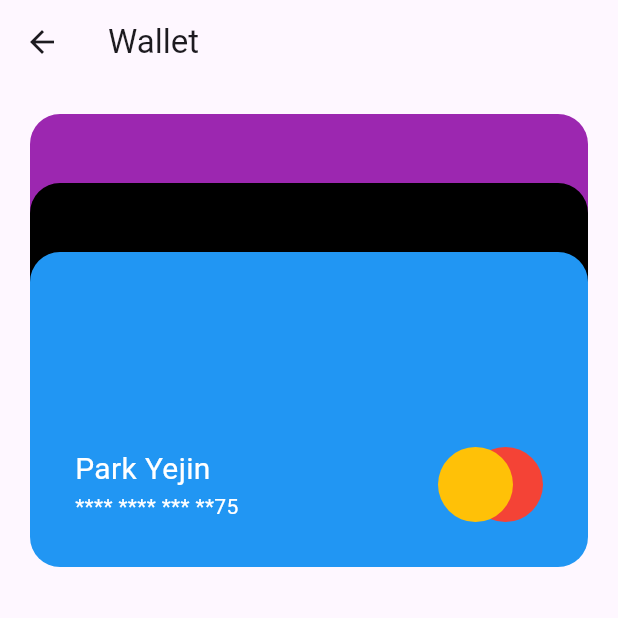
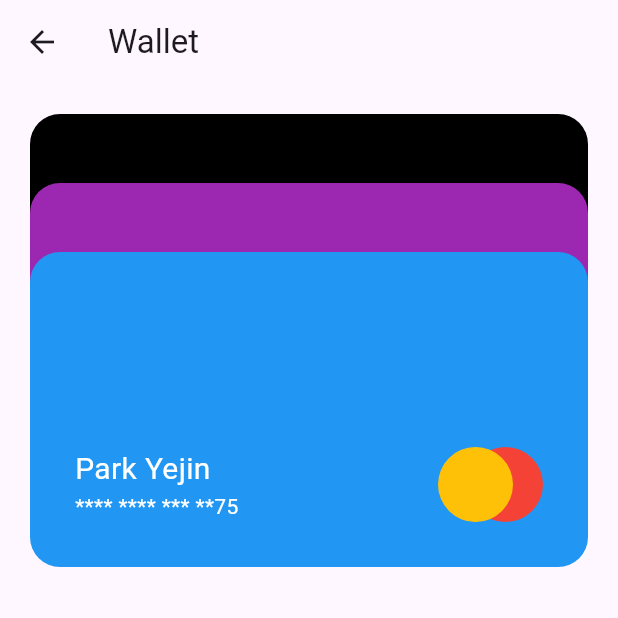
Before and after one commit to altese/study, a Flutter app: the WalletScreen screen opened directly, on a phone screen of 412 x 824 dp, the top half of it. Run offline on Flutter 3.47's test engine with Material 2 defaults, Android fonts, the phone set to English and light mode, and no system bars; drawn by our look-alikes of flutter_animate; network calls fail.

```diff
--- a/flutter_animations_masterclass/lib/screens/implicit_animations_screen.dart
+++ b/flutter_animations_masterclass/lib/screens/implicit_animations_screen.dart
@@ -19,8 +19,6 @@ class _ImplicitAnimationsScreenState extends State<ImplicitAnimationsScreen> {
 
   @override
   Widget build(BuildContext context) {
-    final size = MediaQuery.of(context).size;
-
     return Scaffold(
       appBar: AppBar(title: const Text('Implicit Animations')),
       body: Center(
--- a/flutter_animations_masterclass/lib/screens/wallet_screen.dart
+++ b/flutter_animations_masterclass/lib/screens/wallet_screen.dart
@@ -7,6 +7,8 @@ class WalletScreen extends StatefulWidget {
   @override
   State<WalletScreen> createState() => _WalletScreenState();
 }
+
+List<Color> bgColors = [Colors.black, Colors.purple, Colors.blue];
 
 class _WalletScreenState extends State<WalletScreen> {
   bool _isExpanded = false;
@@ -44,28 +46,33 @@ class _WalletScreenState extends State<WalletScreen> {
           onTap: _onExpand,
           child: Column(
             children: [
-              CreditCard(bgColor: Colors.purple, isExpanded: _isExpanded)
+              for (var index in [0, 1, 2])
+                Hero(
+                  tag: '$index',
+                  child: CreditCard(index: index, isExpanded: _isExpanded)
                       .animate(
                         delay: 1.5.seconds,
                         // target은 애니메이션 진행 정도. 0부터 1까지의 범위를 가진다.
                         // _isExpanded의 상태에 따라 target이 달라진다.
                         target: _isExpanded ? 0 : 1,
                       )
-                  .flipV(end: 0.1), // vertical flip
-              CreditCard(bgColor: Colors.black, isExpanded: _isExpanded)
-                  .animate(
-                    delay: 1.5.seconds,
-                    target: _isExpanded ? 0 : 1,
-                  )
-                  .flipV(end: 0.1)
-                  .slideY(end: -0.8), // end: -1이면 첫번째 카드를 전부 덮음
-              CreditCard(bgColor: Colors.blue, isExpanded: _isExpanded)
-                  .animate(
-                    delay: 1.5.seconds,
-                    target: _isExpanded ? 0 : 1,
-                  )
-                  .flipV(end: 0.1)
-                  .slideY(end: -0.8 * 2),
+                      .flipV(end: 0.1) // vertical flip
+                      .slideY(end: -0.8 * index),
+                ),
+              // CreditCard(index: 1, isExpanded: _isExpanded)
+              //     .animate(
+              //       delay: 1.5.seconds,
+              //       target: _isExpanded ? 0 : 1,
+              //     )
+              //     .flipV(end: 0.1)
+              //     .slideY(end: -0.8), // end: -1이면 첫번째 카드를 전부 덮음
+              // CreditCard(index: 2, isExpanded: _isExpanded)
+              //     .animate(
+              //       delay: 1.5.seconds,
+              //       target: _isExpanded ? 0 : 1,
+              //     )
+              //     .flipV(end: 0.1)
+              //     .slideY(end: -0.8 * 2),
             ]
                 .animate(interval: 500.ms)
                 .slideX(begin: -1, end: 0)
@@ -77,24 +84,41 @@ class _WalletScreenState extends State<WalletScreen> {
   }
 }
 
-class CreditCard extends StatelessWidget {
-  final Color bgColor;
+class CreditCard extends StatefulWidget {
+  final int index;
   final bool isExpanded;
 
-  const CreditCard(
-      {super.key, required this.bgColor, required this.isExpanded});
+  const CreditCard({super.key, required this.index, required this.isExpanded});
 
+  @override
+  State<CreditCard> createState() => _CreditCardState();
+}
+
+class _CreditCardState extends State<CreditCard> {
   void _onTap() {
-    print('tap');
+    // print('tap');
+    Navigator.push(
+      context,
+      MaterialPageRoute(
+        builder: (context) => CardDetailScreen(index: widget.index),
+        // fullscreenDialog: true 하면 화면이 아래서부터 나타남
+        fullscreenDialog: true,
+      ),
+    );
   }
 
   @override
   Widget build(BuildContext context) {
     // 카드들이 위로 쌓였을 경우에는 Container 위젯의 onTap 이벤트가 아니라
     // Column의 onTap 이벤트를 실행시켜야 한다.
-    return AbsorbPointer(
+
+    // Hero 위젯을 사용하고 다음 페이지로 넘길 때 scaffold 안에 포함되지 않아 오류가 발생하므로
+    // Material 위젯으로 감싸서 오류 해결
+    return Material(
+      type: MaterialType.transparency,
+      child: AbsorbPointer(
         // absorbing: true일 경우 이벤트를 캔슬시킴.
-      absorbing: !isExpanded,
+        absorbing: !widget.isExpanded,
         child: GestureDetector(
           onTap: _onTap,
           child: Container(
@@ -102,7 +126,7 @@ class CreditCard extends StatelessWidget {
             margin: const EdgeInsets.only(bottom: 20),
             decoration: BoxDecoration(
               borderRadius: BorderRadius.circular(20),
-            color: bgColor,
+              color: bgColors[widget.index],
             ),
             child: Padding(
               padding: const EdgeInsets.symmetric(horizontal: 30, vertical: 30),
@@ -164,6 +188,35 @@ class CreditCard extends StatelessWidget {
             ),
           ),
         ),
+      ),
     );
   }
 }
+
+class CardDetailScreen extends StatelessWidget {
+  final int index;
+
+  const CardDetailScreen({super.key, required this.index});
+
+  @override
+  Widget build(BuildContext context) {
+    return Scaffold(
+      appBar: AppBar(
+        title: const Text('Transcation'),
+      ),
+      body: Padding(
+        padding: const EdgeInsets.all(20),
+        child: Column(
+          children: [
+            Hero(
+              tag: '$index',
+              // isExpanded: true면 CreditCard 위젯의 onTap 이벤트가 디테일 페이지로 넘어와도 계속 실행돼서
+              // 페이지가 계속 쌓인다.
+              child: CreditCard(index: index, isExpanded: false),
+            ),
+          ],
+        ),
+      ),
+    );
+  }
+}
```
Lines whose indentation alone changed are shown as unchanged.
